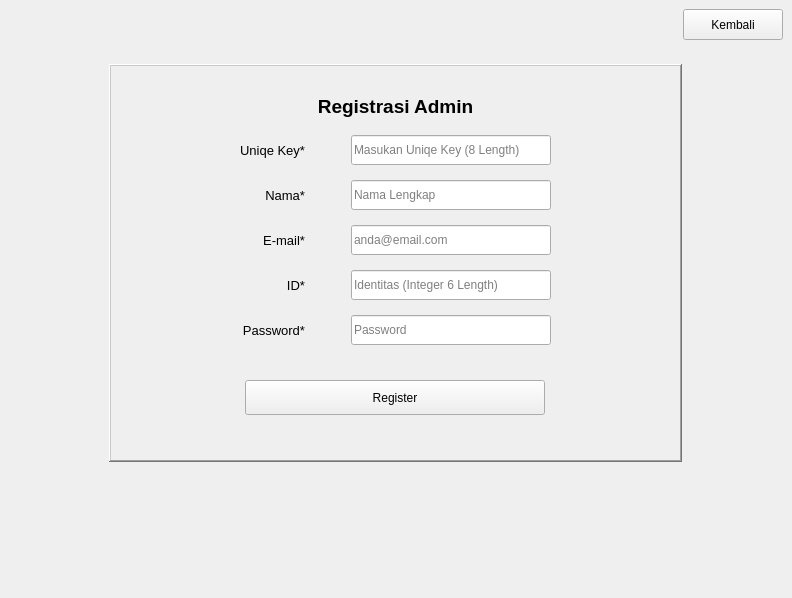
This is gui/gui_register.ui in mafr017/BNN_GPA as Qt 5 draws it before an edit. The edited form follows.
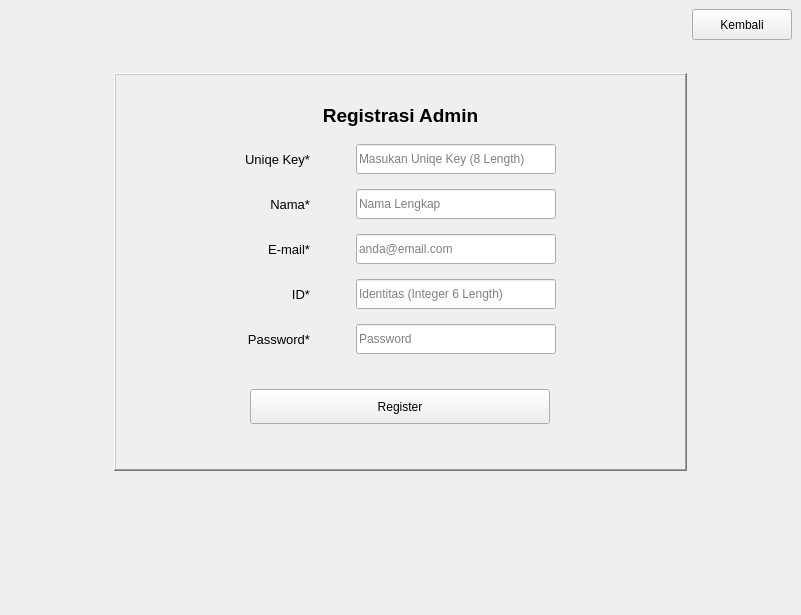
This is the edited form. Icons and pictures are not drawn.

Diff of the .ui file:
```diff
--- a/gui/gui_register.ui
+++ b/gui/gui_register.ui
@@ -6,8 +6,8 @@
    <rect>
     <x>0</x>
     <y>0</y>
-    <width>792</width>
-    <height>598</height>
+    <width>801</width>
+    <height>615</height>
    </rect>
   </property>
   <property name="windowTitle">
```
Left out of the diff: 8 changed lines with no effect on the pictures.
